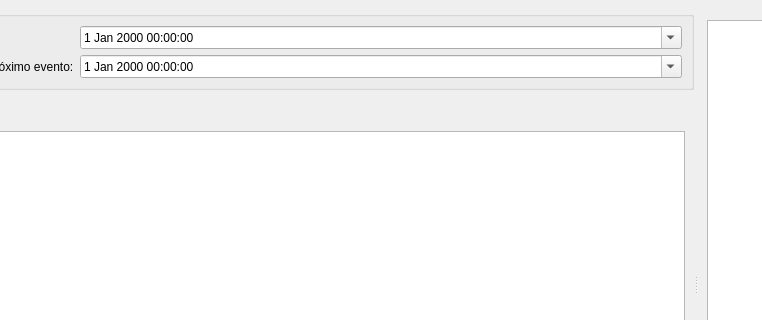
Qt form ui/inputdialogfinanceiro.ui (darktorres/ERP-STACCATO) before a commit; both pictures show x 109 to 871 and y 0 to 320 of the 1467 by 596 pixel window.
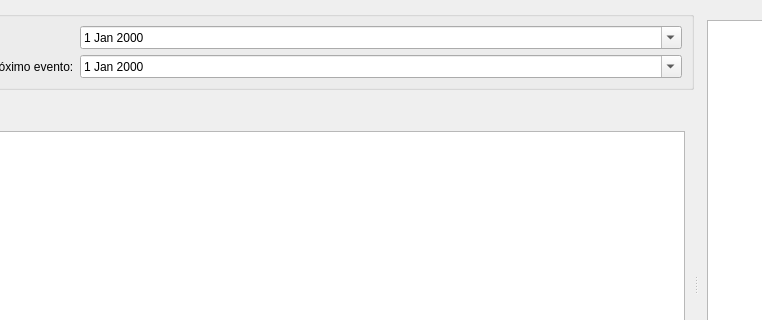
The same form after that commit. Custom widgets are drawn as their Qt base class.

Commit message:
Replace QDateTime with QDate
The MySQL field is date only

The edit to the form file:
```diff
--- a/ui/inputdialogfinanceiro.ui
+++ b/ui/inputdialogfinanceiro.ui
@@ -38,8 +38,8 @@
             </property>
            </widget>
           </item>
-          <item row="1" column="1">
-           <widget class="QDateTimeEdit" name="dateEditProximo">
+          <item row="0" column="1">
+           <widget class="QDateEdit" name="dateEditEvento">
             <property name="sizePolicy">
              <sizepolicy hsizetype="Expanding" vsizetype="Fixed">
               <horstretch>0</horstretch>
@@ -51,8 +51,8 @@
             </property>
            </widget>
           </item>
-          <item row="0" column="1">
-           <widget class="QDateTimeEdit" name="dateEditEvento">
+          <item row="1" column="1">
+           <widget class="QDateEdit" name="dateEditProximo">
             <property name="sizePolicy">
              <sizepolicy hsizetype="Expanding" vsizetype="Fixed">
               <horstretch>0</horstretch>
```
Left out of the diff: 2 changed lines with no effect on the pictures. The commit also changes 23 other files.
